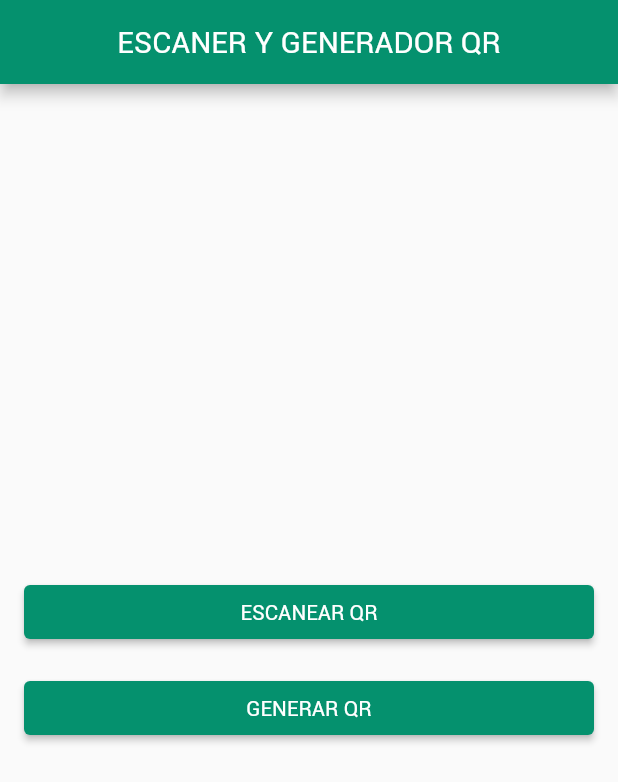
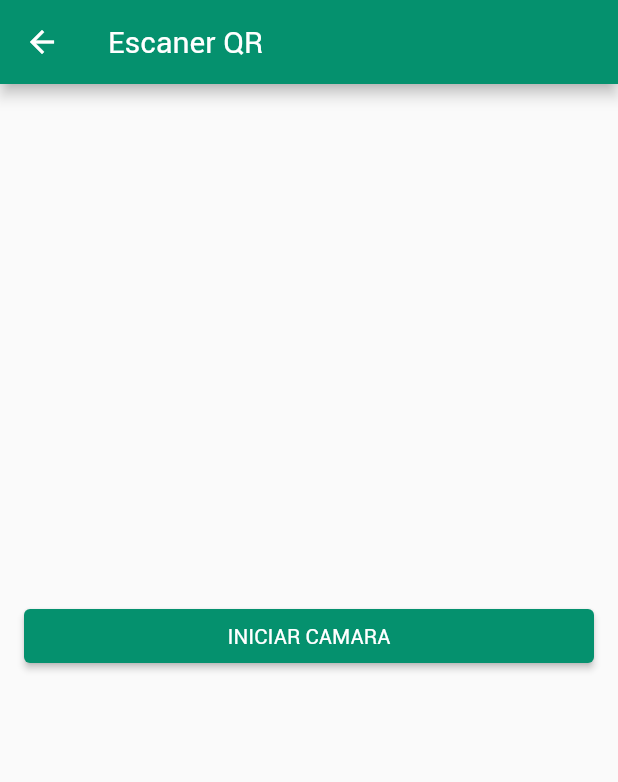
Before and after one commit to JuanWong02/proyecto_flutter_qr, a Flutter app: the screen it shows after launch, after a tap on "ESCANEAR QR", on a phone screen of 412 x 824 dp. Shown: the top 782 px of the screen. Run offline on Flutter 3.47's test engine with Material 2 defaults, Android fonts, the phone set to English and light mode, and no system bars; missing offline and left inert: barcode_scan.

Commit message:
pantalla inicio escanear

```diff
--- a/lib/main.dart
+++ b/lib/main.dart
@@ -1,5 +1,7 @@
 import 'package:flutter/material.dart';
 import 'package:flutter/rendering.dart';
+import './screens/scan_screen.dart';
+
 
 void main() => runApp(MyApp());
 
@@ -41,7 +43,11 @@ class PantallaInicio extends StatelessWidget {
               style: ElevatedButton.styleFrom(
                 primary: Theme.of(context).primaryColor
               ),
-              onPressed: () {},
+              onPressed: () {Navigator.push(
+                context,
+                MaterialPageRoute(builder: (context) => ScanScreen()),
+              );
+              },
               child: const Text('ESCANEAR QR'),
             ),
             ),
--- /dev/null
+++ b/lib/screens/scan_screen.dart
@@ -0,0 +1,67 @@
+import 'package:flutter/cupertino.dart';
+import 'package:flutter/material.dart';
+import 'dart:async';
+import 'package:barcode_scan/barcode_scan.dart';
+import 'package:flutter/services.dart';
+
+class ScanScreen extends StatefulWidget {
+  @override
+  _ScanScreenState createState() => _ScanScreenState();
+}
+
+class _ScanScreenState extends State<ScanScreen> {
+  String codigo = "";
+  @override
+  initState() {
+    super.initState();
+  }
+  @override
+  Widget build(BuildContext context) {
+    return Scaffold(
+      appBar: new AppBar(
+        title: new Text('Escaner QR'),
+      ),
+      body: new Center(
+        child: new Column(
+          mainAxisAlignment: MainAxisAlignment.center,
+          crossAxisAlignment: CrossAxisAlignment.stretch,
+          children: <Widget> [
+            Padding(padding: EdgeInsets.symmetric(horizontal: 16.0, vertical: 8.0),
+            child: ElevatedButton(
+              style: ElevatedButton.styleFrom(
+                  primary: Theme.of(context).primaryColor
+              ),
+              onPressed: () {},
+              child: const Text('INICIAR CAMARA'),
+            ),
+            ),
+            Padding(padding: EdgeInsets.symmetric(horizontal: 16.0, vertical: 8.0),
+            child: Text(codigo, textAlign: TextAlign.center,),
+            ),
+          ],
+        ),
+      ),
+    );
+  }
+  Future escanear() async {
+    try {
+      String codigo = (await BarcodeScanner.scan()) as String;
+      setState(() => this.codigo = codigo);
+    } on PlatformException catch (e) {
+      if (e.code == BarcodeScanner.cameraAccessDenied) {
+        setState(() {
+          this.codigo =
+          'El usuario no concedio los permisos para usar la camara';
+        });
+      } else {
+        setState(() => this.codigo = 'Error desconocido: $e');
+      }
+    } on FormatException {
+      setState(() =>
+      this.codigo =
+      'null (El usuario presiono el boton "regresar" antes de escanear)');
+    } catch (e) {
+      setState(() => this.codigo = 'Error desconocido: $e');
+    }
+  }
+}
```
